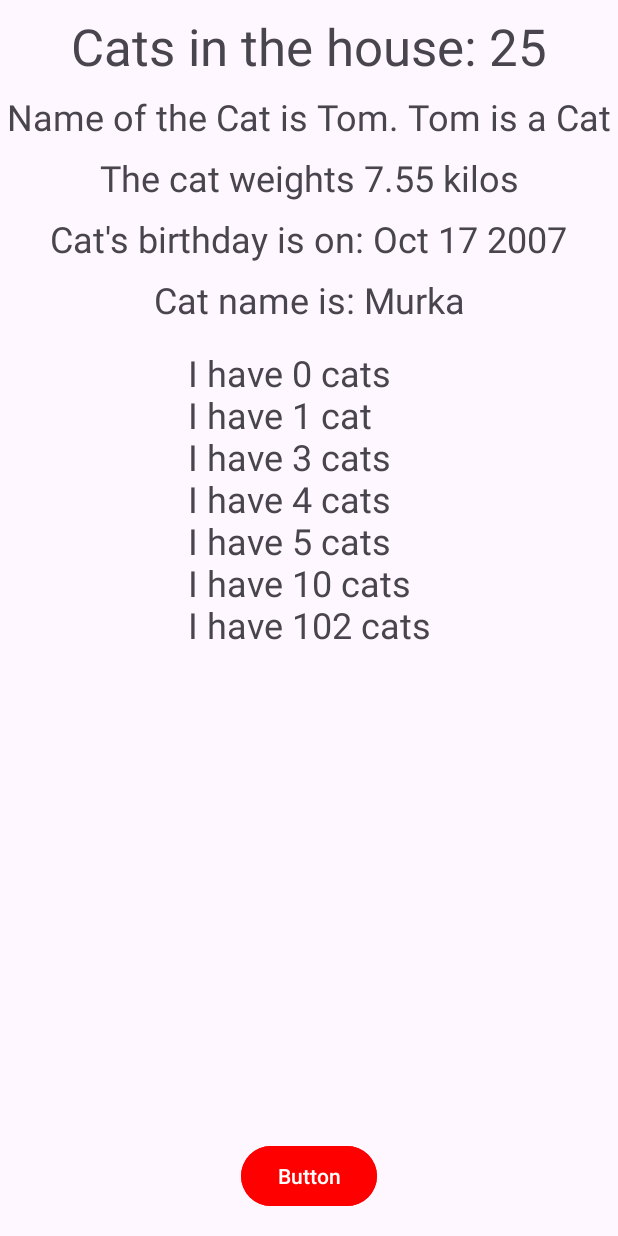
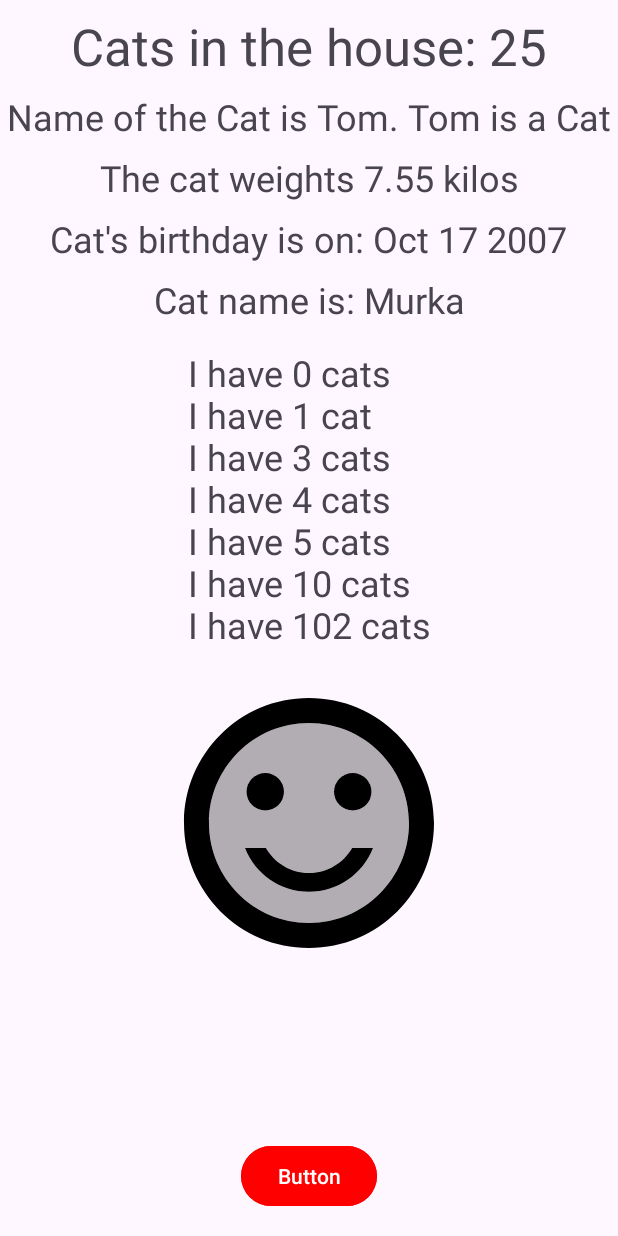
Before and after one commit to Android-Developer-Basic/Resources-1, an Android app: the screen it shows after launch (MainActivity), on a phone screen of 412 x 824 dp. Run offline under Robolectric (Android 15) with nearby library versions, the phone set to English and light mode, and no system bars.

Commit message:
Drawable

```diff
--- /dev/null
+++ b/app/src/main/res/drawable/satisfied.xml
@@ -0,0 +1,10 @@
+<vector android:height="24dp" android:tint="#000000"
+    android:viewportHeight="24" android:viewportWidth="24"
+    android:width="24dp" xmlns:android="http://schemas.android.com/apk/res/android">
+    <path android:fillAlpha="0.3"
+        android:fillColor="@android:color/white"
+        android:pathData="M12,4c-4.42,0 -8,3.58 -8,8s3.58,8 8,8 8,-3.58 8,-8 -3.58,-8 -8,-8zM15.5,8c0.83,0 1.5,0.67 1.5,1.5s-0.67,1.5 -1.5,1.5 -1.5,-0.67 -1.5,-1.5 0.67,-1.5 1.5,-1.5zM8.5,8c0.83,0 1.5,0.67 1.5,1.5S9.33,11 8.5,11 7,10.33 7,9.5 7.67,8 8.5,8zM12,17.5c-2.33,0 -4.32,-1.45 -5.12,-3.5h1.67c0.7,1.19 1.97,2 3.45,2s2.76,-0.81 3.45,-2h1.67c-0.8,2.05 -2.79,3.5 -5.12,3.5z" android:strokeAlpha="0.3"/>
+    <path android:fillColor="@android:color/white" android:pathData="M15.5,9.5m-1.5,0a1.5,1.5 0,1 1,3 0a1.5,1.5 0,1 1,-3 0"/>
+    <path android:fillColor="@android:color/white" android:pathData="M8.5,9.5m-1.5,0a1.5,1.5 0,1 1,3 0a1.5,1.5 0,1 1,-3 0"/>
+    <path android:fillColor="@android:color/white" android:pathData="M12,16c-1.48,0 -2.75,-0.81 -3.45,-2L6.88,14c0.8,2.05 2.79,3.5 5.12,3.5s4.32,-1.45 5.12,-3.5h-1.67c-0.69,1.19 -1.97,2 -3.45,2zM11.99,2C6.47,2 2,6.48 2,12s4.47,10 9.99,10C17.52,22 22,17.52 22,12S17.52,2 11.99,2zM12,20c-4.42,0 -8,-3.58 -8,-8s3.58,-8 8,-8 8,3.58 8,8 -3.58,8 -8,8z"/>
+</vector>
--- a/app/src/main/res/layout/activity_main.xml
+++ b/app/src/main/res/layout/activity_main.xml
@@ -72,6 +72,16 @@
         app:layout_constraintTop_toBottomOf="@id/cat_name"
         tools:text="У меня 100500 котов" />
 
+    <ImageView
+        android:id="@+id/vector"
+        android:layout_width="200dp"
+        android:layout_height="200dp"
+        android:layout_marginTop="16dp"
+        android:src="@drawable/satisfied"
+        app:layout_constraintEnd_toEndOf="parent"
+        app:layout_constraintStart_toStartOf="parent"
+        app:layout_constraintTop_toBottomOf="@id/cat_count" />
+
     <Button
         android:id="@+id/button"
         android:layout_width="wrap_content"
```
